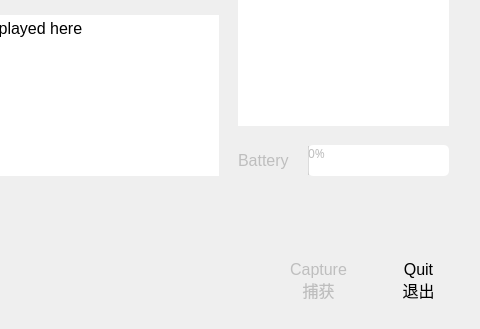
Qt form uiFiles/cameracontrols.ui (vikramsesh/Photobox) before a commit; both pictures show x 182 to 662 and y 435 to 764 of the 662 by 764 pixel window.
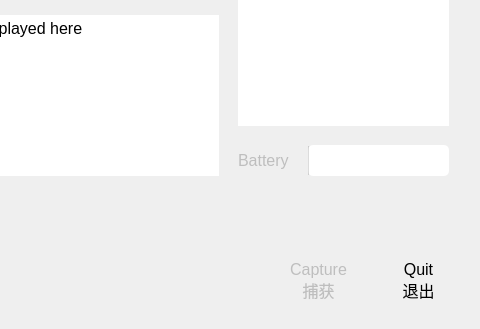
The same form after that commit. Icons and pictures are not drawn.

The edit to the form file:
```diff
--- a/uiFiles/cameracontrols.ui
+++ b/uiFiles/cameracontrols.ui
@@ -624,6 +624,7 @@
     <property name="font">
      <font>
       <family>Piboto Light</family>
+      <pointsize>-1</pointsize>
      </font>
     </property>
     <property name="autoFillBackground">
```
Left out of the diff: 5 changed lines with no effect on the pictures.
